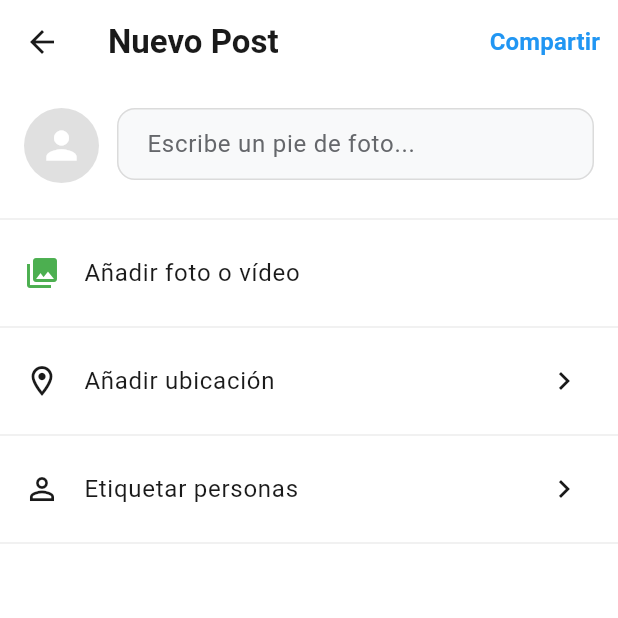
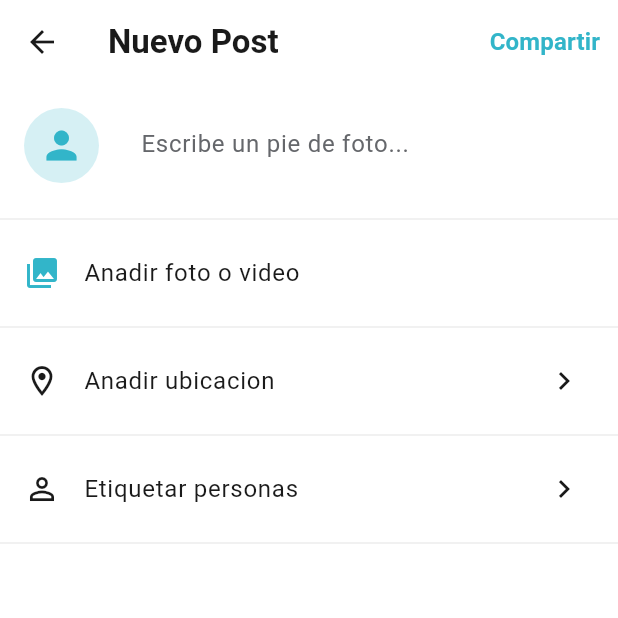
Before and after one commit to danil14k/INSTA-DAM, a Flutter app: the CreatePostScreen screen opened by its route, on a phone screen of 412 x 824 dp, the top half of it. Run offline on Flutter 3.47's test engine with Material 3 defaults, Android fonts, the phone set to English and light mode, and no system bars; our stand-ins replace image_picker, shared_preferences, sqflite, video_player; accounts and stored records are empty.

Commit message:
Aplicar nueva paleta turquesa a todas las pantallas y widgets
Splash con degradado y fade-in. Posts con bordes 12px y corazón
turquesa. Avatares con fondo turquesa translúcido. Comentarios,
perfil, crear post y settings adaptados a Light/Dark con colores
de la paleta oficial INSTA-DAM.

Co-Authored-By: Claude Opus 4.6 <noreply@anthropic.com>

```diff
--- a/lib/screens/create_post_screen.dart
+++ b/lib/screens/create_post_screen.dart
@@ -7,6 +7,7 @@ import 'package:intl/intl.dart';
 import '../models/post.dart';
 import '../models/user.dart';
 import '../db/database_helper.dart';
+import '../theme/app_theme.dart';
 
 class CreatePostScreen extends StatefulWidget {
   final User currentUser;
@@ -20,7 +21,7 @@ class _CreatePostScreenState extends State<CreatePostScreen> {
   final _descCtrl = TextEditingController();
   final _picker = ImagePicker();
   File? _selectedFile;
-  String _mediaType = ''; // 'image' or 'video'
+  String _mediaType = '';
 
   Future<void> _pickImage(ImageSource source) async {
     final picked = await _picker.pickImage(source: source, imageQuality: 80);
@@ -51,35 +52,23 @@ class _CreatePostScreenState extends State<CreatePostScreen> {
           children: [
             ListTile(
               leading: Icon(Icons.photo_library),
-              title: Text('Imagen de galería'),
-              onTap: () {
-                Navigator.pop(ctx);
-                _pickImage(ImageSource.gallery);
-              },
+              title: Text('Imagen de galeria'),
+              onTap: () { Navigator.pop(ctx); _pickImage(ImageSource.gallery); },
             ),
             ListTile(
               leading: Icon(Icons.camera_alt),
               title: Text('Tomar foto'),
-              onTap: () {
-                Navigator.pop(ctx);
-                _pickImage(ImageSource.camera);
-              },
+              onTap: () { Navigator.pop(ctx); _pickImage(ImageSource.camera); },
             ),
             ListTile(
               leading: Icon(Icons.video_library),
-              title: Text('Vídeo de galería'),
-              onTap: () {
-                Navigator.pop(ctx);
-                _pickVideo(ImageSource.gallery);
-              },
+              title: Text('Video de galeria'),
+              onTap: () { Navigator.pop(ctx); _pickVideo(ImageSource.gallery); },
             ),
             ListTile(
               leading: Icon(Icons.videocam),
-              title: Text('Grabar vídeo'),
-              onTap: () {
-                Navigator.pop(ctx);
-                _pickVideo(ImageSource.camera);
-              },
+              title: Text('Grabar video'),
+              onTap: () { Navigator.pop(ctx); _pickVideo(ImageSource.camera); },
             ),
           ],
         ),
@@ -100,12 +89,10 @@ class _CreatePostScreenState extends State<CreatePostScreen> {
   void _submit() async {
     final desc = _descCtrl.text.trim();
     if (desc.isEmpty && _selectedFile == null) return;
-
     String mediaPath = '';
     if (_selectedFile != null) {
       mediaPath = await _saveMediaLocally(_selectedFile!);
     }
-
     final now = DateFormat('yyyy-MM-dd HH:mm').format(DateTime.now());
     final post = Post(
       imageUrl: '',
@@ -121,110 +108,77 @@ class _CreatePostScreenState extends State<CreatePostScreen> {
   }
 
   void _removeMedia() {
-    setState(() {
-      _selectedFile = null;
-      _mediaType = '';
-    });
+    setState(() { _selectedFile = null; _mediaType = ''; });
   }
 
   @override
   Widget build(BuildContext context) {
+    final brand = AppTheme.brandOf(context);
+
     return Scaffold(
       appBar: AppBar(
         title: Text('Nuevo Post', style: TextStyle(fontWeight: FontWeight.bold)),
         actions: [
           TextButton(
             onPressed: _submit,
-            child: Text('Compartir', style: TextStyle(color: Colors.blue, fontWeight: FontWeight.bold, fontSize: 16)),
+            child: Text('Compartir', style: TextStyle(color: brand, fontWeight: FontWeight.bold, fontSize: 16)),
           ),
         ],
       ),
       body: SingleChildScrollView(
         child: Column(
           children: [
-            // Media preview
             if (_selectedFile != null)
               Stack(
                 children: [
                   if (_mediaType == 'image')
-                    AspectRatio(
-                      aspectRatio: 1.0,
+                    AspectRatio(aspectRatio: 1.0, child: ClipRRect(
+                      borderRadius: BorderRadius.circular(12),
                       child: Image.file(_selectedFile!, fit: BoxFit.cover),
-                    )
+                    ))
                   else
-                    AspectRatio(
-                      aspectRatio: 1.0,
-                      child: Container(
+                    AspectRatio(aspectRatio: 1.0, child: Container(
                       color: Colors.black,
-                        child: Center(
-                          child: Column(
-                            mainAxisSize: MainAxisSize.min,
-                            children: [
+                      child: Center(child: Column(mainAxisSize: MainAxisSize.min, children: [
                         Icon(Icons.videocam, color: Colors.white, size: 60),
                         SizedBox(height: 8),
-                              Text('Vídeo seleccionado', style: TextStyle(color: Colors.white)),
-                            ],
-                          ),
-                        ),
-                      ),
-                    ),
-                  Positioned(
-                    top: 8,
-                    right: 8,
-                    child: GestureDetector(
+                        Text('Video seleccionado', style: TextStyle(color: Colors.white)),
+                      ])),
+                    )),
+                  Positioned(top: 8, right: 8, child: GestureDetector(
                     onTap: _removeMedia,
                     child: Container(
                       decoration: BoxDecoration(color: Colors.black54, shape: BoxShape.circle),
                       padding: EdgeInsets.all(6),
                       child: Icon(Icons.close, color: Colors.white, size: 20),
                     ),
-                    ),
-                  ),
+                  )),
                 ],
               ),
-
             Padding(
               padding: const EdgeInsets.all(16.0),
               child: Row(
                 crossAxisAlignment: CrossAxisAlignment.start,
                 children: [
-                  CircleAvatar(
-                    radius: 25,
-                    backgroundColor: Colors.grey[300],
-                    child: Icon(Icons.person, color: Colors.white, size: 30),
-                  ),
+                  CircleAvatar(radius: 25, backgroundColor: brand.withValues(alpha: 0.2), child: Icon(Icons.person, color: brand, size: 30)),
                   SizedBox(width: 12),
-                  Expanded(
-                    child: TextField(
+                  Expanded(child: TextField(
                     controller: _descCtrl,
                     maxLines: null,
                     decoration: InputDecoration(
                       hintText: 'Escribe un pie de foto...',
-                        border: InputBorder.none,
+                      border: InputBorder.none, enabledBorder: InputBorder.none, focusedBorder: InputBorder.none, filled: false,
                     ),
-                    ),
-                  ),
+                  )),
                 ],
               ),
             ),
             Divider(),
-            ListTile(
-              leading: Icon(Icons.photo_library, color: Colors.green),
-              title: Text('Añadir foto o vídeo'),
-              onTap: _showMediaPicker,
-            ),
+            ListTile(leading: Icon(Icons.photo_library, color: brand), title: Text('Anadir foto o video'), onTap: _showMediaPicker),
             Divider(),
-            ListTile(
-              leading: Icon(Icons.location_on_outlined),
-              title: Text('Añadir ubicación'),
-              trailing: Icon(Icons.chevron_right),
-            ),
+            ListTile(leading: Icon(Icons.location_on_outlined), title: Text('Anadir ubicacion'), trailing: Icon(Icons.chevron_right)),
             Divider(),
-            ListTile(
-              leading: Icon(Icons.person_outline),
-              title: Text('Etiquetar personas'),
-              trailing: Icon(Icons.chevron_right),
-            ),
+            ListTile(leading: Icon(Icons.person_outline), title: Text('Etiquetar personas'), trailing: Icon(Icons.chevron_right)),
             Divider(),
           ],
         ),
```
Also changed, not shown: lib/screens/comments_screen.dart (+17 -10 lines), lib/screens/profile_screen.dart (+15 -7 lines), lib/screens/settings_screen.dart (+10 -6 lines), lib/screens/splash_screen.dart (+42 -12 lines), lib/widgets/post_widget.dart (+46 -21 lines). Lines whose indentation alone changed are shown as unchanged.
